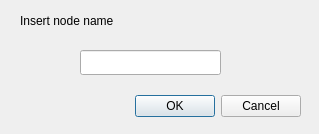
Djolka/Graph-Visual, file GraphVisual/Forms/popup.ui: the form before one commit.
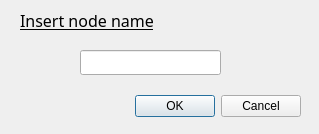
The form after the commit.

Commit message: Lenght of node name limited to 5 characters

Diff of the .ui file:
```diff
--- a/GraphVisual/Forms/popup.ui
+++ b/GraphVisual/Forms/popup.ui
@@ -34,10 +34,21 @@
     <rect>
      <x>20</x>
      <y>10</y>
-     <width>131</width>
+     <width>161</width>
      <height>21</height>
     </rect>
    </property>
+   <property name="font">
+    <font>
+     <family>Source Code Pro</family>
+     <pointsize>12</pointsize>
+     <weight>50</weight>
+     <italic>false</italic>
+     <bold>false</bold>
+     <underline>true</underline>
+     <strikeout>false</strikeout>
+    </font>
+   </property>
    <property name="text">
     <string>Insert node name</string>
    </property>
```
Left out of the diff: 6 changed lines with no effect on the pictures. The commit also changes 2 other files.
